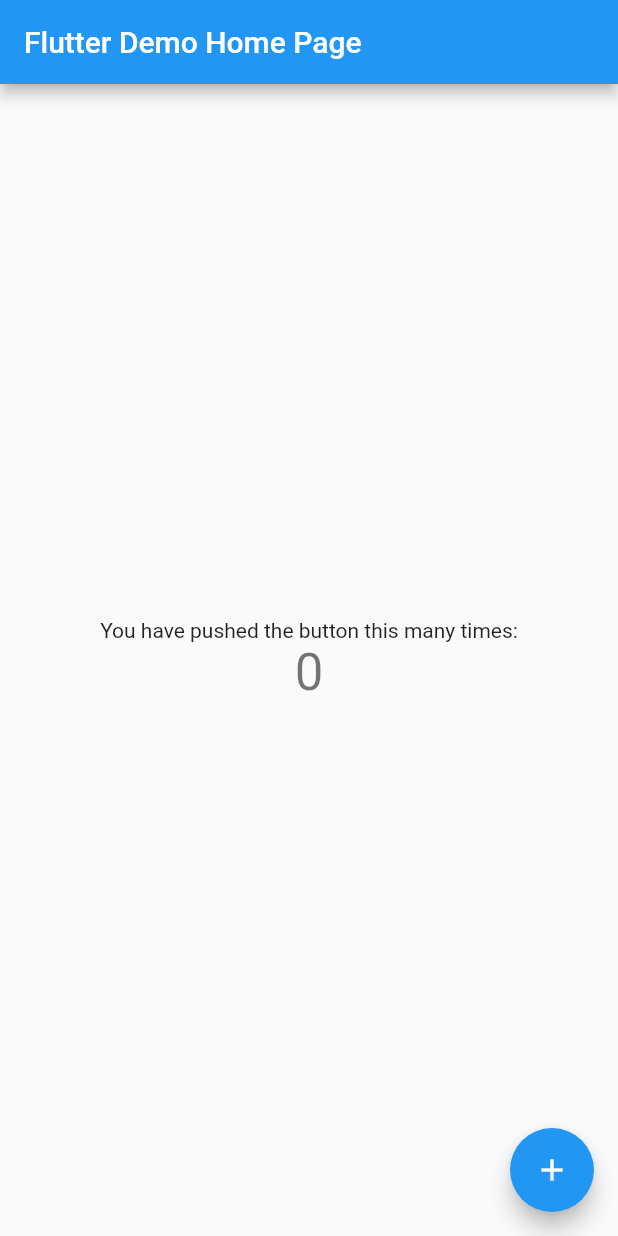
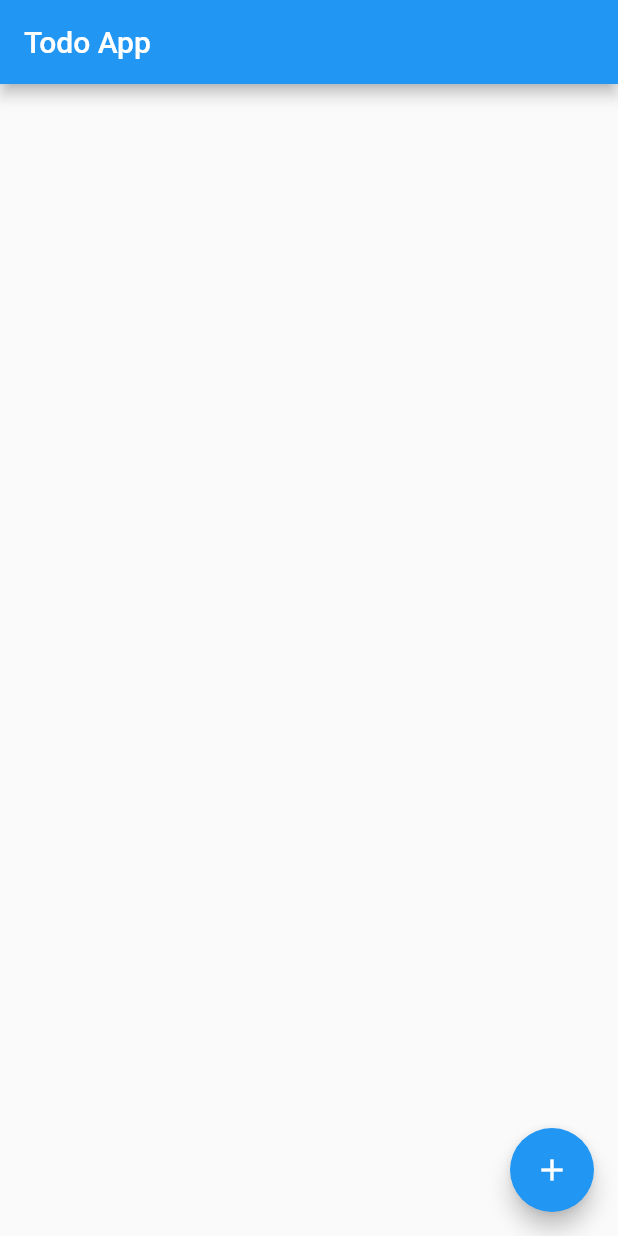
Before and after one commit to yash-chudasama/todo_flutter, a Flutter app: the screen it shows after launch, on a phone screen of 412 x 824 dp. Run offline on Flutter 3.47's test engine with Material 2 defaults, Android fonts, the phone set to English and light mode, and no system bars; our stand-ins replace dio, flutter_slidable; network calls fail.

```diff
--- a/lib/main.dart
+++ b/lib/main.dart
@@ -1,115 +1,21 @@
 import 'package:flutter/material.dart';
+import 'package:todo_app/ui/screens/home_screen.dart';
 
 void main() {
-  runApp(const MyApp());
+  runApp(const TodoApp());
 }
 
-class MyApp extends StatelessWidget {
-  const MyApp({Key? key}) : super(key: key);
+class TodoApp extends StatelessWidget {
+  const TodoApp({Key? key}) : super(key: key);
 
-  // This widget is the root of your application.
   @override
   Widget build(BuildContext context) {
     return MaterialApp(
-      title: 'Flutter Demo',
-      theme: ThemeData(
-        // This is the theme of your application.
-        //
-        // Try running your application with "flutter run". You'll see the
-        // application has a blue toolbar. Then, without quitting the app, try
-        // changing the primarySwatch below to Colors.green and then invoke
-        // "hot reload" (press "r" in the console where you ran "flutter run",
-        // or simply save your changes to "hot reload" in a Flutter IDE).
-        // Notice that the counter didn't reset back to zero; the application
-        // is not restarted.
-        primarySwatch: Colors.blue,
-      ),
-      home: const MyHomePage(title: 'Flutter Demo Home Page'),
-    );
+        title: 'ToDo App',
+        theme: ThemeData(
+          primarySwatch: Colors.blue,
+        ),
+        color: Colors.white,
+        home: const HomeScreen());
   }
 }
-
-class MyHomePage extends StatefulWidget {
-  const MyHomePage({Key? key, required this.title}) : super(key: key);
-
-  // This widget is the home page of your application. It is stateful, meaning
-  // that it has a State object (defined below) that contains fields that affect
-  // how it looks.
-
-  // This class is the configuration for the state. It holds the values (in this
-  // case the title) provided by the parent (in this case the App widget) and
-  // used by the build method of the State. Fields in a Widget subclass are
-  // always marked "final".
-
-  final String title;
-
-  @override
-  State<MyHomePage> createState() => _MyHomePageState();
-}
-
-class _MyHomePageState extends State<MyHomePage> {
-  int _counter = 0;
-
-  void _incrementCounter() {
-    setState(() {
-      // This call to setState tells the Flutter framework that something has
-      // changed in this State, which causes it to rerun the build method below
-      // so that the display can reflect the updated values. If we changed
-      // _counter without calling setState(), then the build method would not be
-      // called again, and so nothing would appear to happen.
-      _counter++;
-    });
-  }
-
-  @override
-  Widget build(BuildContext context) {
-    // This method is rerun every time setState is called, for instance as done
-    // by the _incrementCounter method above.
-    //
-    // The Flutter framework has been optimized to make rerunning build methods
-    // fast, so that you can just rebuild anything that needs updating rather
-    // than having to individually change instances of widgets.
-    return Scaffold(
-      appBar: AppBar(
-        // Here we take the value from the MyHomePage object that was created by
-        // the App.build method, and use it to set our appbar title.
-        title: Text(widget.title),
-      ),
-      body: Center(
-        // Center is a layout widget. It takes a single child and positions it
-        // in the middle of the parent.
-        child: Column(
-          // Column is also a layout widget. It takes a list of children and
-          // arranges them vertically. By default, it sizes itself to fit its
-          // children horizontally, and tries to be as tall as its parent.
-          //
-          // Invoke "debug painting" (press "p" in the console, choose the
-          // "Toggle Debug Paint" action from the Flutter Inspector in Android
-          // Studio, or the "Toggle Debug Paint" command in Visual Studio Code)
-          // to see the wireframe for each widget.
-          //
-          // Column has various properties to control how it sizes itself and
-          // how it positions its children. Here we use mainAxisAlignment to
-          // center the children vertically; the main axis here is the vertical
-          // axis because Columns are vertical (the cross axis would be
-          // horizontal).
-          mainAxisAlignment: MainAxisAlignment.center,
-          children: <Widget>[
-            const Text(
-              'You have pushed the button this many times:',
-            ),
-            Text(
-              '$_counter',
-              style: Theme.of(context).textTheme.headline4,
-            ),
-          ],
-        ),
-      ),
-      floatingActionButton: FloatingActionButton(
-        onPressed: _incrementCounter,
-        tooltip: 'Increment',
-        child: const Icon(Icons.add),
-      ), // This trailing comma makes auto-formatting nicer for build methods.
-    );
-  }
-}
--- /dev/null
+++ b/lib/models/todo.dart
@@ -0,0 +1,48 @@
+import 'dart:convert';
+
+Todo todoFromJson(String str) => Todo.fromJson(json.decode(str));
+
+String todoToJson(Todo data) => json.encode(data.toJson());
+
+class Todos {
+  Todos({
+    this.list = const [],
+  });
+
+  List<Todo> list;
+
+  factory Todos.fromJson(Map<String, dynamic> json) => Todos(
+        list: List<Todo>.from(json["list"].map((x) => Todo.fromJson(x))),
+      );
+
+  Map<String, dynamic> toJson() => {
+        "list": List<dynamic>.from(list.map((x) => x.toJson())),
+      };
+}
+
+class Todo {
+  Todo({
+    this.id = "",
+    this.title = "",
+    this.description = "",
+    this.hasDone = false,
+  });
+
+  String id;
+  String title;
+  String description;
+  bool hasDone;
+
+  factory Todo.fromJson(Map<String, dynamic> json) => Todo(
+        id: json["_id"],
+        title: json["title"],
+        description: json["description"],
+        hasDone: json["hasDone"],
+      );
+
+  Map<String, dynamic> toJson() => {
+        "title": title,
+        "description": description,
+        "hasDone": hasDone,
+      };
+}
--- /dev/null
+++ b/lib/ui/screens/home_screen.dart
@@ -0,0 +1,108 @@
+import 'package:flutter/material.dart';
+import 'package:todo_app/models/todo.dart';
+import 'package:todo_app/services/network_service.dart';
+import 'package:todo_app/ui/widgets/todo_tile.dart';
+
+class HomeScreen extends StatefulWidget {
+  const HomeScreen({Key? key}) : super(key: key);
+
+  @override
+  _HomeScreenState createState() => _HomeScreenState();
+}
+
+class _HomeScreenState extends State<HomeScreen> {
+  final NetworkService _networkService = NetworkService();
+
+  Key key = UniqueKey();
+  String title = "";
+  String description = "";
+
+  @override
+  Widget build(BuildContext context) {
+    return Scaffold(
+      appBar: AppBar(
+        title: const Text("Todo App"),
+      ),
+      body: FutureBuilder<Todos>(
+        future: _networkService.getTodos(),
+        builder: (context, snapshot) {
+          print(snapshot.connectionState.toString());
+          return snapshot.connectionState != ConnectionState.done
+              ? const Center(child: CircularProgressIndicator())
+              : Container(
+                  margin: const EdgeInsets.all(8.0),
+                  child: ListView(
+                    shrinkWrap: true,
+                    children: (snapshot.data?.list ?? [])
+                        .map<ToDoTile>(
+                          (e) => ToDoTile(
+                            title: e.title,
+                            description: e.description,
+                            hasDone: e.hasDone,
+                            onClick: () async {
+                              if (await _networkService.updateTodo(
+                                  e.id, !e.hasDone))
+                                setState(() => {e.hasDone = !e.hasDone});
+                            },
+                            onDelete: () async {
+                              await _networkService.deleteTodo(e.id);
+                              setState(() {
+                                key = UniqueKey();
+                              });
+                            },
+                          ),
+                        )
+                        .toList(),
+                  ),
+                );
+        },
+      ),
+      floatingActionButton: FloatingActionButton(
+        onPressed: onAddBtnClicked,
+        child: const Icon(Icons.add),
+      ),
+    );
+  }
+
+  Future<void> onAddBtnClicked() async {
+    await showDialog(
+      context: context,
+      builder: (context) => AlertDialog(
+        title: const Text("Add New Todo"),
+        content: Column(
+          mainAxisSize: MainAxisSize.min,
+          children: [
+            TextField(
+                onChanged: (value) => title = value,
+                decoration: InputDecoration(labelText: "Title")),
+            TextField(
+                onChanged: (value) => description = value,
+                decoration: InputDecoration(labelText: "Description")),
+          ],
+        ),
+        actions: [
+          TextButton(
+            child: const Text("Add"),
+            onPressed: () async {
+              bool done = await _networkService
+                  .addTodo(Todo(title: title, description: description));
+              key = UniqueKey();
+              if (done) {
+                Navigator.of(context).pop();
+              } else {
+                Scaffold.of(context).showSnackBar(
+                    const SnackBar(content: Text("Failed to add todo")));
+              }
+            },
+          ),
+          TextButton(
+            child: const Text("Close"),
+            onPressed: () {
+              Navigator.of(context).pop();
+            },
+          ),
+        ],
+      ),
+    );
+  }
+}
--- /dev/null
+++ b/lib/util/server_urls.dart
@@ -0,0 +1,2 @@
+const String baseUrl = "https://bec0-117-228-65-3.ngrok.io";
+const String todosUrl = "$baseUrl/todos";
--- a/pubspec.yaml
+++ b/pubspec.yaml
@@ -34,6 +34,8 @@ dependencies:
   # The following adds the Cupertino Icons font to your application.
   # Use with the CupertinoIcons class for iOS style icons.
   cupertino_icons: ^1.0.2
+  dio: ^4.0.4
+  flutter_slidable: ^1.2.0
 
 dev_dependencies:
   flutter_test:
```
Also changed, not shown: lib/services/network_service.dart (added, +30 -0 lines), lib/ui/widgets/todo_tile.dart (added, +56 -0 lines), pubspec.lock, 1 other file.
